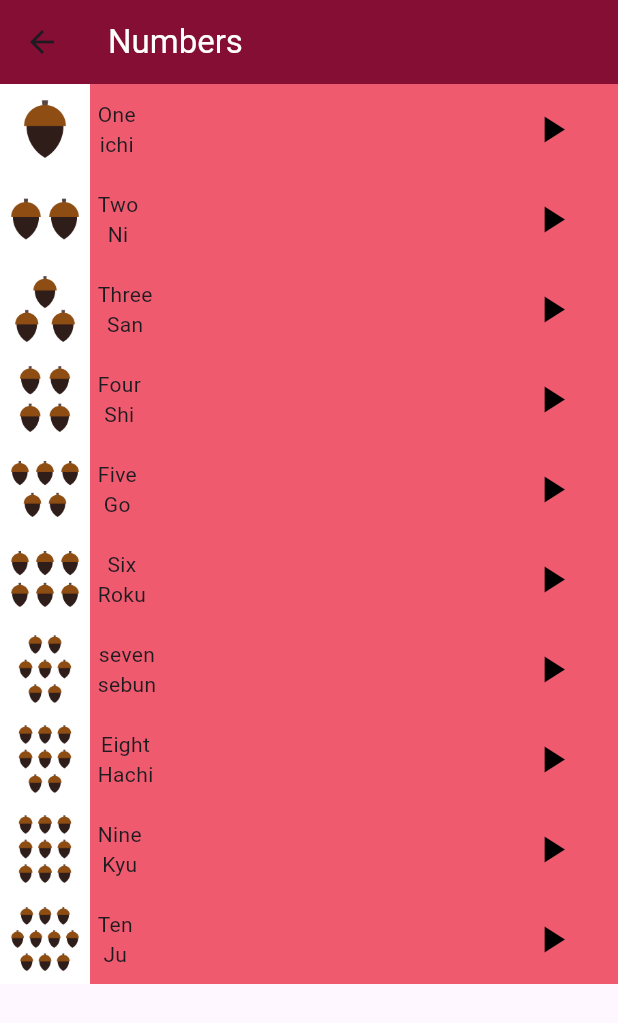
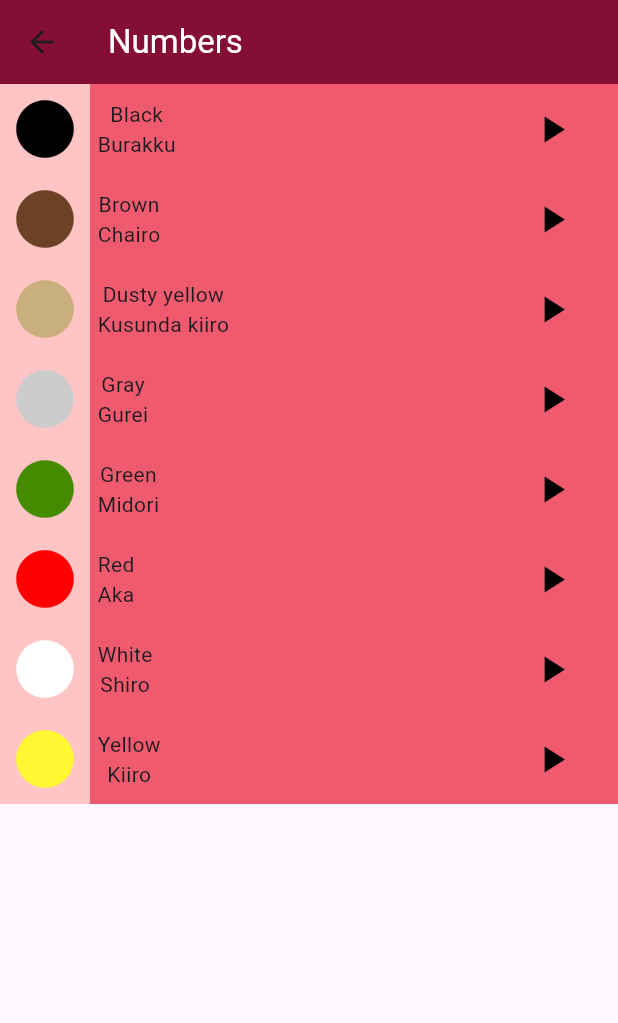
Before and after one commit to S4llyMohamed/Toku_App, a Flutter app: the ColorsPage screen opened directly, on a phone screen of 412 x 824 dp. Shown: the top 1023 px of the screen. Run offline on Flutter 3.47's test engine with Material 3 defaults, Android fonts, the phone set to English and light mode, and no system bars; our stand-ins replace audioplayers.

Commit message:
color page is done

```diff
--- a/lib/models/item.dart
+++ b/lib/models/item.dart
@@ -3,9 +3,14 @@ import 'package:toku/models/numberClass.dart';
 import 'package:audioplayers/audioplayers.dart';
 
 class item extends StatelessWidget {
-  const item({super.key, required this.num_item, required this.itemColor});
+  const item(
+      {super.key,
+      required this.num_item,
+      required this.itemColor,
+      required this.colorBox});
   final numbers_class num_item;
   final Color itemColor;
+  final Color colorBox;
   @override
   Widget build(BuildContext context) {
     return Container(
@@ -14,7 +19,7 @@ class item extends StatelessWidget {
       child: Row(
         children: [
           Container(
-            color: Colors.white,
+            color: colorBox,
             child: Image.asset(num_item.image),
           ),
           Padding(
--- a/lib/screens/Numbers_page.dart
+++ b/lib/screens/Numbers_page.dart
@@ -87,6 +87,7 @@ class Numbers extends StatelessWidget {
                 0XFFFFE459,
               ),
               num_item: number_list[i],
+              colorBox: Colors.white,
             );
           }),
     );
--- a/lib/screens/colors_page.dart
+++ b/lib/screens/colors_page.dart
@@ -6,64 +6,52 @@ class ColorsPage extends StatelessWidget {
   ColorsPage({super.key});
   List<numbers_class> number_list = [
     numbers_class(
-      image: "assets/images/numbers/number_one.png",
-      ennum: "One",
-      jpnum: "ichi",
-      sound: "sounds/numbers/number_one_sound.mp3",
+      image: "assets/images/colors/color_black.png",
+      ennum: "Black",
+      jpnum: "Burakku",
+      sound: "sounds/colors/black.wav",
     ),
     numbers_class(
-      image: "assets/images/numbers/number_two.png",
-      ennum: "Two",
-      jpnum: "Ni",
-      sound: "sounds/numbers/number_two_sound.mp3",
+      image: "assets/images/colors/color_brown.png",
+      ennum: "Brown",
+      jpnum: "Chairo",
+      sound: "sounds/colors/brown.wav",
     ),
     numbers_class(
-      image: "assets/images/numbers/number_three.png",
-      ennum: "Three",
-      jpnum: "San",
-      sound: "sounds/numbers/number_three_sound.mp3",
+      image: "assets/images/colors/color_dusty_yellow.png",
+      ennum: "Dusty yellow",
+      jpnum: "Kusunda kiiro",
+      sound: "sounds/colors/dusty_yellow.wav",
     ),
     numbers_class(
-      image: "assets/images/numbers/number_four.png",
-      ennum: "Four",
-      jpnum: "Shi",
-      sound: "sounds/numbers/number_four_sound.mp3",
+      image: "assets/images/colors/color_gray.png",
+      ennum: "Gray",
+      jpnum: "Gurei",
+      sound: "sounds/colors/gray.wav",
     ),
     numbers_class(
-      image: "assets/images/numbers/number_five.png",
-      ennum: "Five",
-      jpnum: "Go",
-      sound: "sounds/numbers/number_five_sound.mp3",
+      image: "assets/images/colors/color_green.png",
+      ennum: "Green",
+      jpnum: "Midori",
+      sound: "sounds/colors/green.wav",
     ),
     numbers_class(
-      image: "assets/images/numbers/number_six.png",
-      ennum: "Six",
-      jpnum: "Roku",
-      sound: "sounds/numbers/number_six_sound.mp3",
+      image: "assets/images/colors/color_red.png",
+      ennum: "Red",
+      jpnum: "Aka",
+      sound: "sounds/colors/red.wav",
     ),
     numbers_class(
-      image: "assets/images/numbers/number_seven.png",
-      ennum: "seven",
-      jpnum: "sebun",
-      sound: "sounds/numbers/number_seven_sound.mp3",
+      image: "assets/images/colors/color_white.png",
+      ennum: "White",
+      jpnum: "Shiro",
+      sound: "sounds/colors/white.wav",
     ),
     numbers_class(
-      image: "assets/images/numbers/number_eight.png",
-      ennum: "Eight",
-      jpnum: "Hachi",
-      sound: "sounds/numbers/number_eight_sound.mp3",
-    ),
-    numbers_class(
-      image: "assets/images/numbers/number_nine.png",
-      ennum: "Nine",
-      jpnum: "Kyu",
-      sound: "sounds/numbers/number_nine_sound.mp3",
-    ),
-    numbers_class(
-      image: "assets/images/numbers/number_ten.png",
-      ennum: "Ten",
-      jpnum: "Ju",
-      sound: "sounds/numbers/number_ten_sound.mp3",
+      image: "assets/images/colors/yellow.png",
+      ennum: "Yellow",
+      jpnum: "Kiiro",
+      sound: "sounds/colors/yellow.wav",
     ),
   ];
 
@@ -82,7 +70,11 @@ class ColorsPage extends StatelessWidget {
       body: ListView.builder(
           itemCount: number_list.length,
           itemBuilder: (context, i) {
-            return item(itemColor: Color(0XFFEF5A6F), num_item: number_list[i]);
+            return item(
+              itemColor: Color(0XFFEF5A6F),
+              num_item: number_list[i],
+              colorBox: Color(0xFFFFC4C4),
+            );
           }),
     );
   }
--- a/lib/screens/family_members_page.dart
+++ b/lib/screens/family_members_page.dart
@@ -13,7 +13,7 @@ class FamilyMembers extends StatelessWidget {
     ),
     numbers_class(
       image: "assets/images/family_members/family_mother.png",
-      ennum: "Haha",
+      ennum: "Mother",
       jpnum: "Haha",
       sound: "sounds/family_members/mother.wav",
     ),
@@ -82,7 +82,11 @@ class FamilyMembers extends StatelessWidget {
       body: ListView.builder(
           itemCount: number_list.length,
           itemBuilder: (context, i) {
-            return item(itemColor: Color(0XFF95CD41), num_item: number_list[i]);
+            return item(
+              itemColor: Color(0XFF95CD41),
+              num_item: number_list[i],
+              colorBox: Colors.white,
+            );
           }),
     );
   }
--- a/lib/screens/phrases.dart
+++ b/lib/screens/phrases.dart
@@ -82,7 +82,11 @@ class PhrasesPage extends StatelessWidget {
       body: ListView.builder(
           itemCount: number_list.length,
           itemBuilder: (context, i) {
-            return item(itemColor: Color(0XFF81DAE3), num_item: number_list[i]);
+            return item(
+              itemColor: Color(0XFF81DAE3),
+              num_item: number_list[i],
+              colorBox: Colors.white,
+            );
           }),
     );
   }
```
Also changed, not shown: 2 other files.
